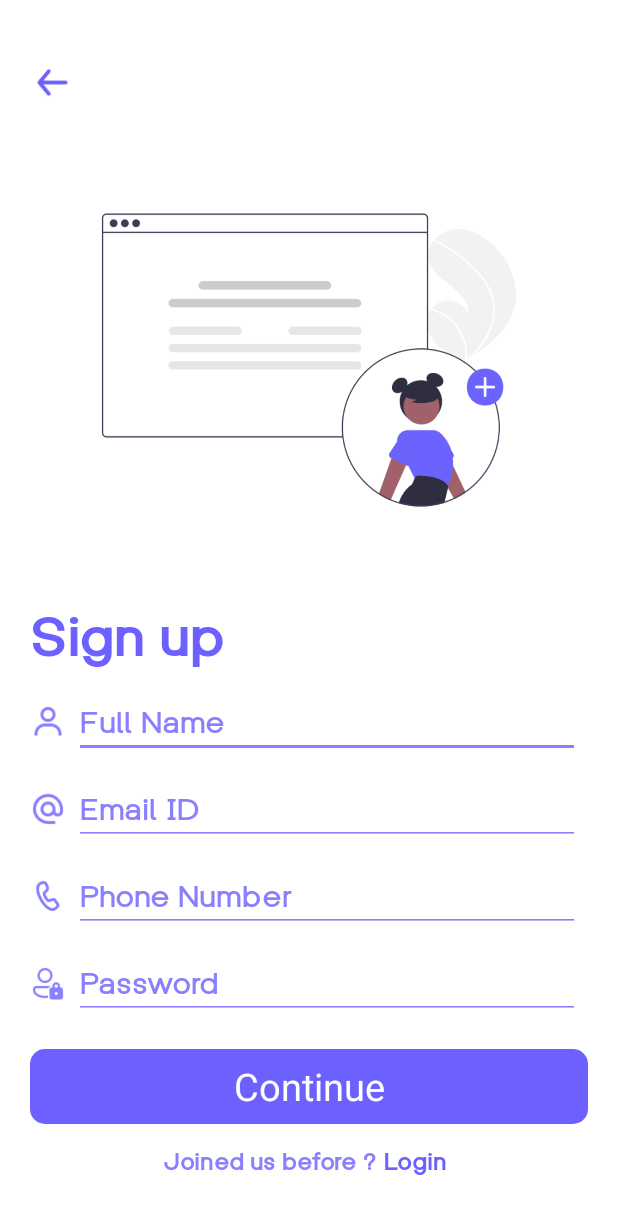
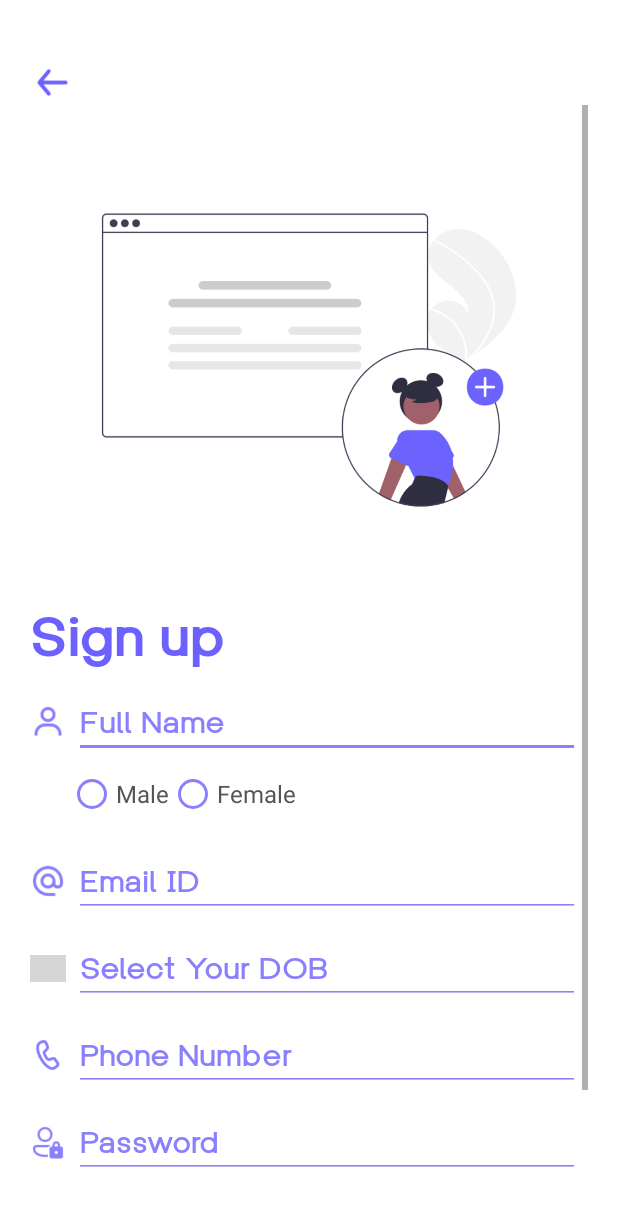
Before and after one commit to akshay1552/AESTEX, an Android app: the Cust_Signup screen opened directly, with no data from a screen before it, on a phone screen of 412 x 824 dp. Shown: the top 1214 px of the screen. Run offline under Robolectric (Android 15) with nearby library versions, the phone set to English and light mode, and no system bars; our stand-ins replace Firebase (no records; nobody signed in at launch, a user with empty details on screens opened directly); grey boxes are pictures that could not be loaded.

Commit message:
Login & Register Done !!

```diff
--- a/app/build.gradle
+++ b/app/build.gradle
@@ -1,5 +1,6 @@
 plugins {
     id 'com.android.application'
+    id 'com.google.gms.google-services'
 }
 
 android {
@@ -25,6 +26,7 @@ android {
         sourceCompatibility JavaVersion.VERSION_1_8
         targetCompatibility JavaVersion.VERSION_1_8
     }
+    namespace 'com.example.myapplication'
 }
 
 dependencies {
@@ -32,6 +34,8 @@ dependencies {
     implementation 'androidx.appcompat:appcompat:1.4.1'
     implementation 'com.google.android.material:material:1.5.0'
     implementation 'androidx.constraintlayout:constraintlayout:2.1.3'
+    implementation 'com.google.firebase:firebase-auth:21.0.8'
+    implementation 'com.google.firebase:firebase-database:20.0.6'
     testImplementation 'junit:junit:4.+'
     androidTestImplementation 'androidx.test.ext:junit:1.1.3'
     androidTestImplementation 'androidx.test.espresso:espresso-core:3.4.0'
--- a/app/src/main/res/layout/activity_cust_signup.xml
+++ b/app/src/main/res/layout/activity_cust_signup.xml
@@ -54,6 +54,7 @@
                     android:src="@drawable/user" />
 
                 <EditText
+                    android:id="@+id/editText_register_full_name"
                     android:layout_width="match_parent"
                     android:layout_height="wrap_content"
                     android:layout_marginTop="10dp"
@@ -77,6 +78,41 @@
                 android:layout_height="wrap_content"
                 android:orientation="horizontal">
 
+                <RadioGroup
+                    android:id="@+id/radio_group_register_gender"
+                    android:layout_width="match_parent"
+                    android:layout_height="wrap_content"
+                    android:layout_marginLeft="5dp"
+                    android:orientation="horizontal">
+
+                    <RadioButton
+                        android:id="@+id/radio_male"
+                        android:layout_width="wrap_content"
+                        android:layout_height="wrap_content"
+                        android:layout_marginLeft="20dp"
+                        android:buttonTint="@color/purple_light"
+                        android:text="Male"
+                        android:textColor="#555555"
+                        android:textSize="16sp" />
+
+                    <RadioButton
+                        android:id="@+id/radio_female"
+                        android:layout_width="wrap_content"
+                        android:layout_height="wrap_content"
+                        android:buttonTint="@color/purple_light"
+                        android:text="Female"
+                        android:textColor="#555555"
+                        android:textSize="16sp" />
+
+                </RadioGroup>
+
+            </LinearLayout>
+
+            <LinearLayout
+                android:layout_width="match_parent"
+                android:layout_height="wrap_content"
+                android:orientation="horizontal">
+
                 <ImageView
                     android:layout_width="24dp"
                     android:layout_height="24dp"
@@ -86,6 +122,7 @@
                     android:src="@drawable/email" />
 
                 <EditText
+                    android:id="@+id/editText_register_email"
                     android:layout_width="match_parent"
                     android:layout_height="wrap_content"
                     android:layout_marginTop="10dp"
@@ -111,6 +148,39 @@
 
                 <ImageView
                     android:layout_width="24dp"
+                    android:layout_height="18dp"
+                    android:layout_gravity="center"
+                    android:layout_marginTop="5dp"
+                    android:layout_marginRight="5dp"
+                    android:src="@drawable/date" />
+
+                <EditText
+                    android:id="@+id/editText_register_dob"
+                    android:layout_width="match_parent"
+                    android:layout_height="wrap_content"
+                    android:layout_marginTop="10dp"
+                    android:layout_marginRight="5dp"
+                    android:ems="10"
+                    android:fontFamily="@font/univanovasemibold"
+                    android:backgroundTint="@color/purple_light"
+                    android:hint="Select Your DOB"
+                    android:inputType="textEmailAddress"
+                    android:textColor="@color/purple_light"
+                    android:textColorHighlight="@color/purple_light"
+                    android:textColorHint="@color/purple_light"
+                    android:textColorLink="@color/purple"
+                    android:textCursorDrawable="@color/purple_light"
+                    android:textSize="20dp" />
+
+            </LinearLayout>
+
+            <LinearLayout
+                android:layout_width="match_parent"
+                android:layout_height="wrap_content"
+                android:orientation="horizontal">
+
+                <ImageView
+                    android:layout_width="24dp"
                     android:layout_height="24dp"
                     android:layout_gravity="center"
                     android:layout_marginTop="5dp"
@@ -118,6 +188,7 @@
                     android:src="@drawable/call" />
 
                 <EditText
+                    android:id="@+id/editText_register_mobile"
                     android:layout_width="match_parent"
                     android:layout_height="wrap_content"
                     android:layout_marginTop="10dp"
@@ -150,6 +221,7 @@
                     android:src="@drawable/password" />
 
                 <EditText
+                    android:id="@+id/editText_register_password"
                     android:layout_width="match_parent"
                     android:layout_height="wrap_content"
                     android:layout_marginTop="10dp"
@@ -168,7 +240,17 @@
 
             </LinearLayout>
 
+            <ProgressBar
+                android:id="@+id/progressBar"
+                android:layout_width="wrap_content"
+                android:layout_height="wrap_content"
+                android:layout_centerHorizontal="true"
+                android:layout_centerVertical="true"
+                android:elevation="10dp"
+                android:visibility="gone" />
+
             <TextView
+                android:id="@+id/button_register"
                 android:layout_width="match_parent"
                 android:layout_height="50dp"
                 android:layout_marginTop="20dp"
@@ -179,6 +261,7 @@
                 android:text="Continue"
                 android:background="@drawable/login_card"
                 tools:ignore="RtlCompat" />
+
 
             <LinearLayout
                 android:layout_width="match_parent"
@@ -208,6 +291,8 @@
                     android:textColor="@color/purple"
                     android:textSize="15dp" />
 
+
+
             </LinearLayout>
 
         </LinearLayout>
--- a/app/src/main/res/values/colors.xml
+++ b/app/src/main/res/values/colors.xml
@@ -8,7 +8,7 @@
     <color name="teal_200">#FF03DAC5</color>
     <color name="teal_700">#FF018786</color>
     <color name="black">#FF000000</color>
-    <color name="blue">#00B0FF</color>
+    <color name="blue">#6C60FF</color>
     <color name="white">#FFFFFFFF</color>
     <color name="grey">#7C7C7C</color>
 </resources>
--- a/build.gradle
+++ b/build.gradle
@@ -6,7 +6,8 @@ buildscript {
 
     }
     dependencies {
-        classpath "com.android.tools.build:gradle:7.0.4"
+        classpath 'com.android.tools.build:gradle:7.3.0'
+        classpath 'com.google.gms:google-services:4.3.14'
 
         // NOTE: Do not place your application dependencies here; they belong
         // in the individual module build.gradle files
```
Also changed, not shown: app/src/main/AndroidManifest.xml (+15 -2 lines), app/src/main/java/com/example/myapplication/Cust_Login.java (+154 -0 lines), app/src/main/java/com/example/myapplication/Cust_Signup.java (+213 -0 lines), app/src/main/res/layout/activity_cust_login.xml (+39 -3 lines), app/src/main/res/drawable/forget.png (added), gradle/wrapper/gradle-wrapper.properties.
